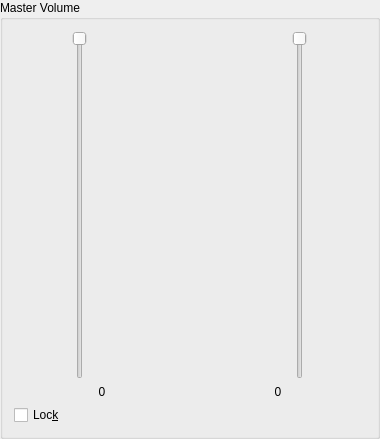
Old version of the form src/mastervolume.ui in the repository jusirkka/kenvy24-sunset.
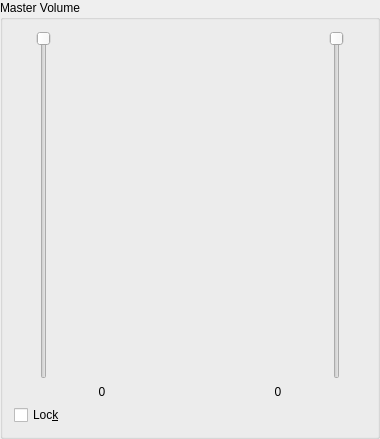
New version of the form. Custom widgets are drawn as their Qt base class.

What changed in the file:
```diff
--- a/src/mastervolume.ui
+++ b/src/mastervolume.ui
@@ -57,7 +57,7 @@
              <widget class="QSlider" name="leftSlider">
               <property name="sizePolicy">
                <sizepolicy hsizetype="Expanding" vsizetype="Expanding">
-                <horstretch>3</horstretch>
+                <horstretch>1</horstretch>
                 <verstretch>0</verstretch>
                </sizepolicy>
               </property>
@@ -82,7 +82,7 @@
              <widget class="PeakMeter" name="leftMeter" native="true">
               <property name="sizePolicy">
                <sizepolicy hsizetype="Expanding" vsizetype="Expanding">
-                <horstretch>1</horstretch>
+                <horstretch>2</horstretch>
                 <verstretch>0</verstretch>
                </sizepolicy>
               </property>
@@ -137,7 +137,7 @@
              <widget class="PeakMeter" name="rightMeter" native="true">
               <property name="sizePolicy">
                <sizepolicy hsizetype="Expanding" vsizetype="Expanding">
-                <horstretch>1</horstretch>
+                <horstretch>2</horstretch>
                 <verstretch>0</verstretch>
                </sizepolicy>
               </property>
@@ -153,7 +153,7 @@
              <widget class="QSlider" name="rightSlider">
               <property name="sizePolicy">
                <sizepolicy hsizetype="Expanding" vsizetype="Expanding">
-                <horstretch>3</horstretch>
+                <horstretch>1</horstretch>
                 <verstretch>0</verstretch>
                </sizepolicy>
               </property>
```
Left out of the diff: 33 changed lines with no effect on the pictures.
